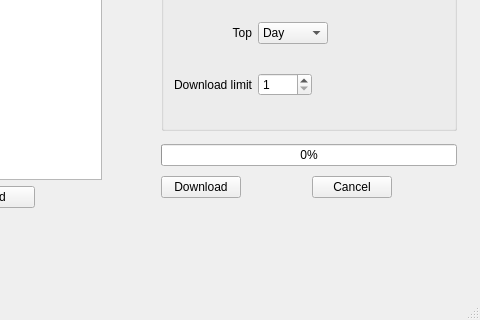
First picture: the form in reddit_content_downloader.ui, repository RomainCscn/reddit-content-downloader, before the edit; both pictures show x 169 to 649 and y 89 to 409 of the 649 by 409 pixel window.
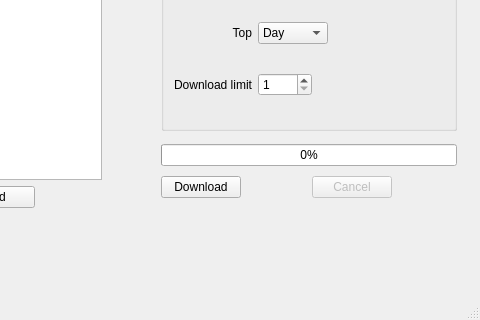
Second picture: the form after the edit.

Commit message: Enable and disable buttons on download

```diff
--- a/reddit_content_downloader.ui
+++ b/reddit_content_downloader.ui
@@ -292,6 +292,9 @@
         <layout class="QHBoxLayout" name="horizontalLayout_4">
          <item>
           <widget class="QPushButton" name="cancelButton">
+           <property name="enabled">
+            <bool>false</bool>
+           </property>
            <property name="text">
             <string>Cancel</string>
            </property>
```
The commit also changes 3 other files.
